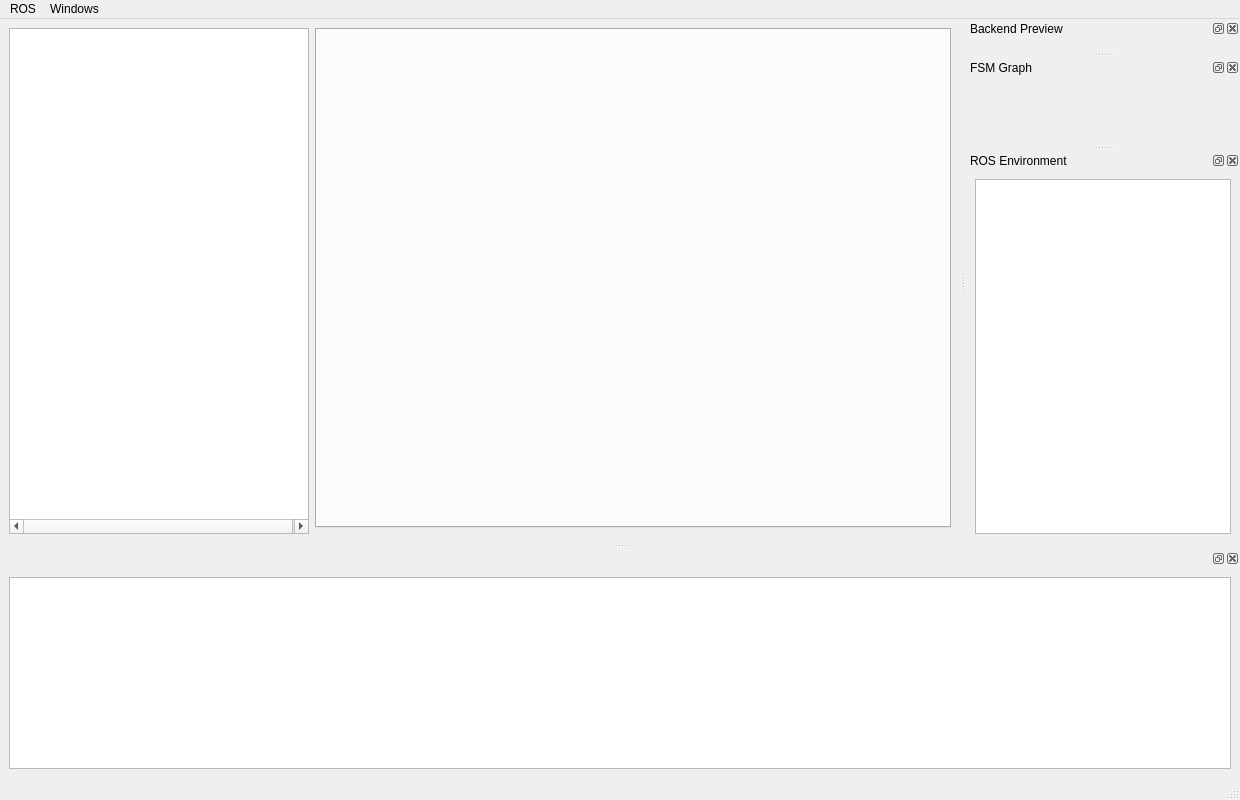
First picture: the form in resource/ROSLab.ui, repository sem23/roslab_ide, before the edit.
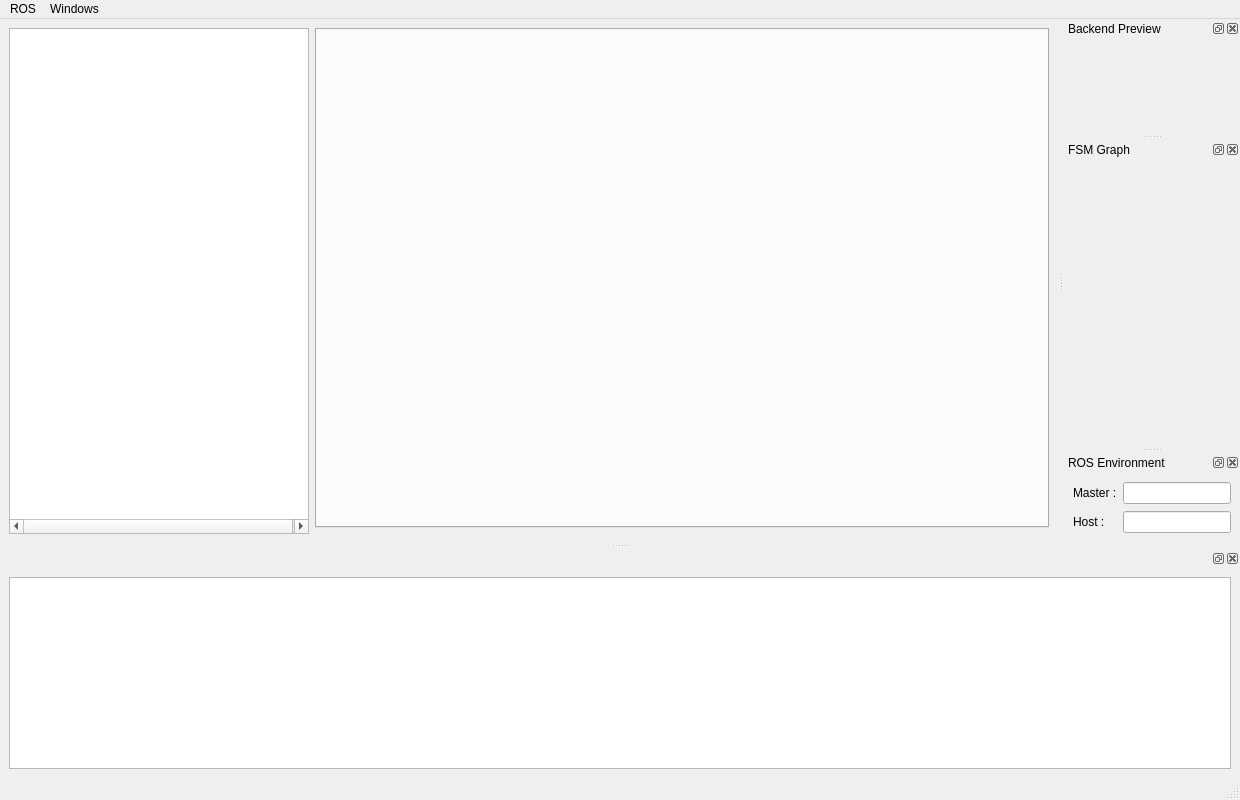
Second picture: the form after the edit.

Commit message:
Added content to ROS environment widget.
- Added content to ROS environment widget. ROS_HOSTNAME and
ROS_MASTER_URI can now be set from IDE.

What changed in the file:
```diff
--- a/resource/ROSLab.ui
+++ b/resource/ROSLab.ui
@@ -209,6 +209,18 @@
    </widget>
   </widget>
   <widget class="QDockWidget" name="envDockWidget">
+   <property name="minimumSize">
+    <size>
+     <width>170</width>
+     <height>90</height>
+    </size>
+   </property>
+   <property name="maximumSize">
+    <size>
+     <width>524287</width>
+     <height>90</height>
+    </size>
+   </property>
    <property name="windowTitle">
     <string>ROS Environment</string>
    </property>
@@ -217,8 +229,25 @@
    </attribute>
    <widget class="QWidget" name="envDockWidgetContents">
     <layout class="QGridLayout" name="gridLayout_4">
+     <item row="1" column="0">
+      <widget class="QLabel" name="label">
+       <property name="text">
+        <string>Host :</string>
+       </property>
+      </widget>
+     </item>
+     <item row="1" column="1">
+      <widget class="QLineEdit" name="hostLineEdit"/>
+     </item>
      <item row="0" column="0">
-      <widget class="QTableWidget" name="tableWidget"/>
+      <widget class="QLabel" name="label_2">
+       <property name="text">
+        <string>Master :</string>
+       </property>
+      </widget>
+     </item>
+     <item row="0" column="1">
+      <widget class="QLineEdit" name="masterLineEdit"/>
      </item>
     </layout>
    </widget>
```
